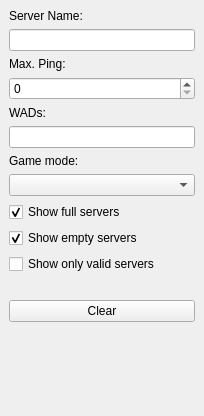
The window that src/core/gui/serverfilterdock.ui (Destroyerrrocket/doomseeker-unofficial) describes before a commit, drawn with Qt 5.
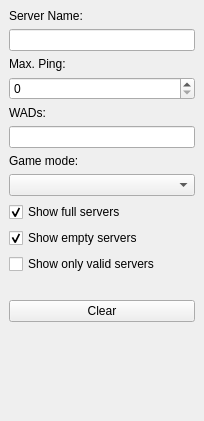
The same window after the commit. Custom widgets are drawn as their Qt base class.

Commit message: - ServerFilterDock refactor: moved out slot connections to the .ui file and adjusted slots names.

```diff
--- a/src/core/gui/serverfilterdock.ui
+++ b/src/core/gui/serverfilterdock.ui
@@ -7,7 +7,7 @@
     <x>0</x>
     <y>0</y>
     <width>204</width>
-    <height>416</height>
+    <height>421</height>
    </rect>
   </property>
   <property name="sizePolicy">
```
Left out of the diff: 155 changed lines with no effect on the pictures. The commit also changes 2 other files.
